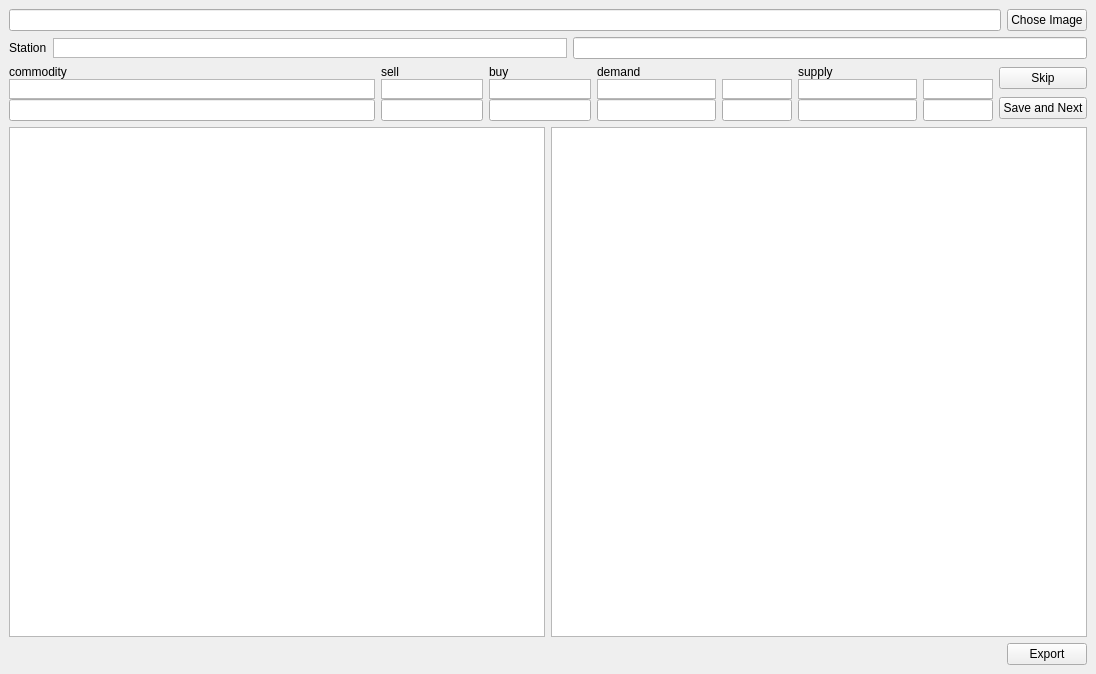
The window that eliteOCRGUI.ui (seeebek/EliteOCR) describes before a commit, drawn with Qt 5.
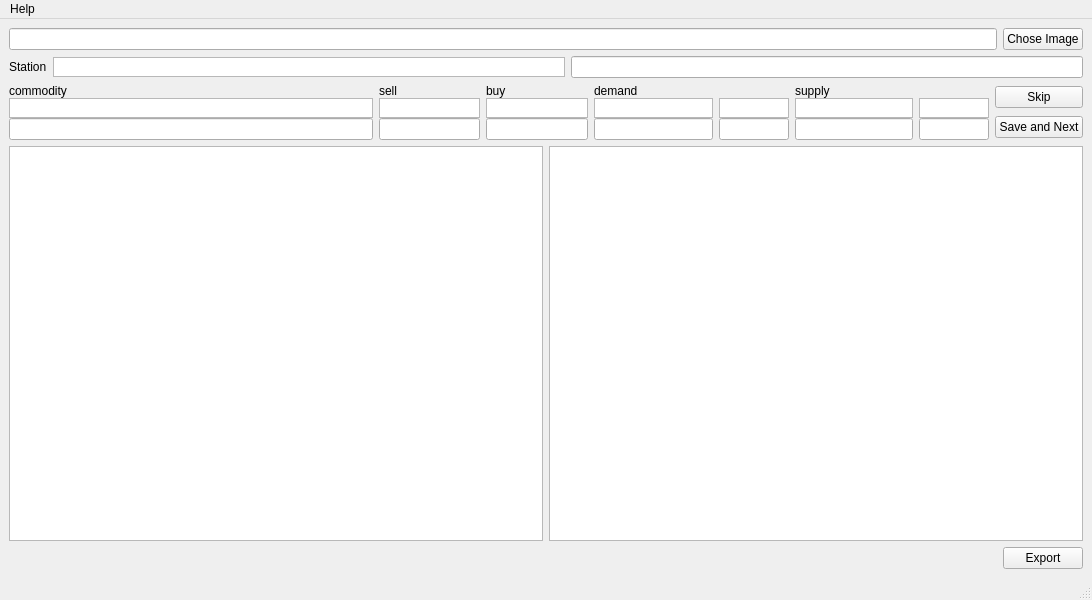
The same window after the commit.

Diff of the .ui file:
```diff
--- a/eliteOCRGUI.ui
+++ b/eliteOCRGUI.ui
@@ -6,8 +6,8 @@
    <rect>
     <x>0</x>
     <y>0</y>
-    <width>1096</width>
-    <height>674</height>
+    <width>1092</width>
+    <height>600</height>
    </rect>
   </property>
   <property name="windowTitle">
@@ -499,6 +499,35 @@
     </item>
    </layout>
   </widget>
+  <widget class="QMenuBar" name="menubar">
+   <property name="geometry">
+    <rect>
+     <x>0</x>
+     <y>0</y>
+     <width>1092</width>
+     <height>21</height>
+    </rect>
+   </property>
+   <widget class="QMenu" name="menuHelp">
+    <property name="title">
+     <string>Help</string>
+    </property>
+    <addaction name="actionHow_to_use"/>
+    <addaction name="actionAbout"/>
+   </widget>
+   <addaction name="menuHelp"/>
+  </widget>
+  <widget class="QStatusBar" name="statusbar"/>
+  <action name="actionHow_to_use">
+   <property name="text">
+    <string>How to use</string>
+   </property>
+  </action>
+  <action name="actionAbout">
+   <property name="text">
+    <string>About</string>
+   </property>
+  </action>
  </widget>
  <resources/>
  <connections/>
```
Left out of the diff: 6 changed lines with no effect on the pictures.
